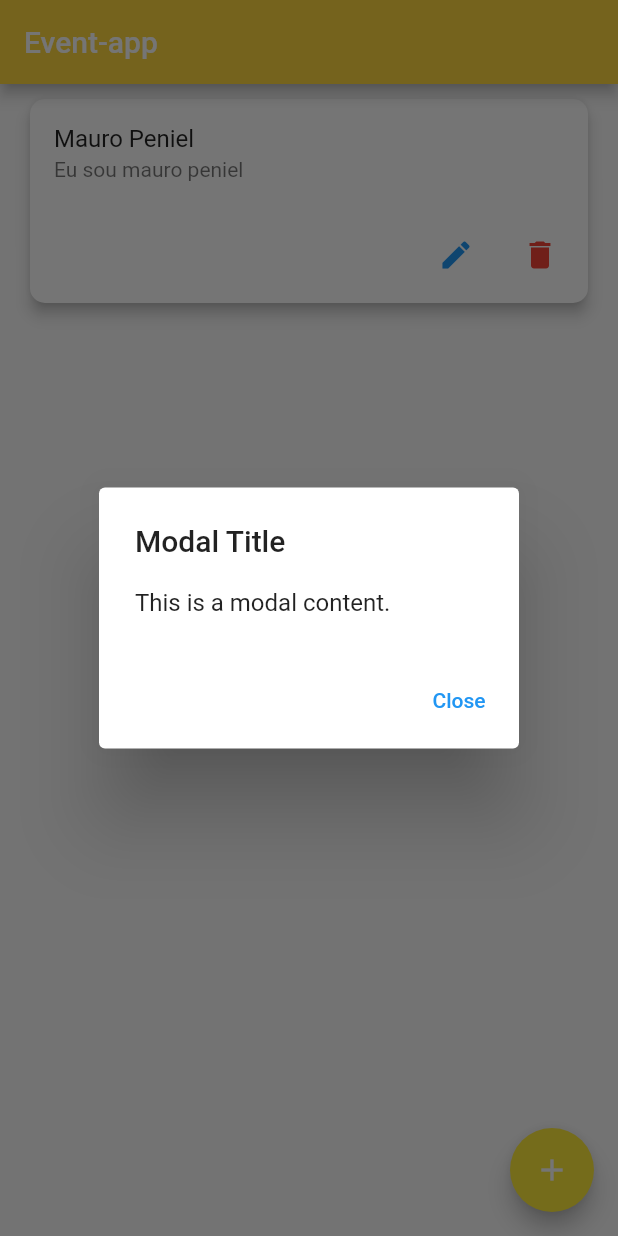
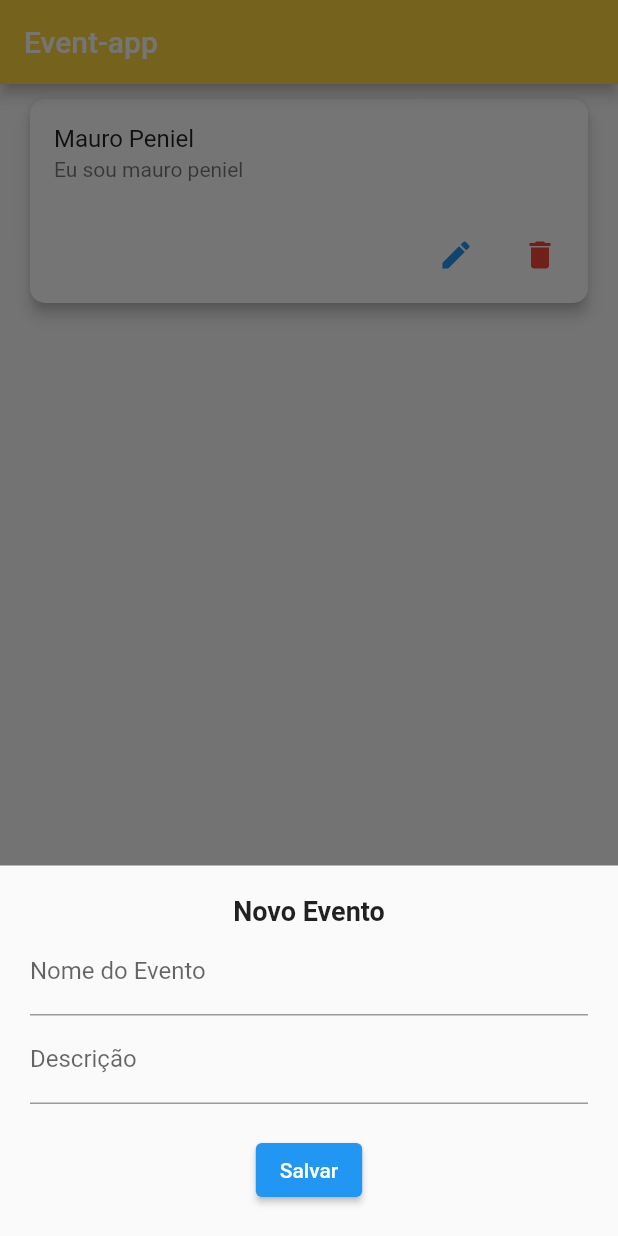
Before and after one commit to restenPiz/Event_app, a Flutter app: the screen it shows after launch, after a tap on the "add" icon, on a phone screen of 412 x 824 dp. Run offline on Flutter 3.47's test engine with Material 2 defaults, Android fonts, the light colour scheme and no system bars.

Commit message:
Add my modal to add the events in application

```diff
--- a/event_app/lib/main.dart
+++ b/event_app/lib/main.dart
@@ -11,21 +11,39 @@ class Counter extends StatefulWidget {
 
 class _CounterState extends State<Counter> {
 
+  //*Inicio do metodo responsavel por printar o modal
   void _openModal(BuildContext context) {
-    showDialog(
+    showModalBottomSheet(
       context: context,
-      builder: (BuildContext context) {
-        return AlertDialog(
-          title: Text('Modal Title'),
-          content: Text('This is a modal content.'),
-          actions: <Widget>[
-            TextButton(
-              onPressed: () {
-                Navigator.of(context).pop();
-              },
-              child: Text('Close'),
-            ),
-          ],
+      builder: (context) {
+        return Container(
+          padding: EdgeInsets.all(20),
+          child: Column(
+            mainAxisSize: MainAxisSize.min,
+            children: [
+              Text(
+                'Novo Evento',
+                style: TextStyle(
+                  fontWeight: FontWeight.bold,
+                  fontSize: 18,
+                ),
+              ),
+              TextFormField(
+                decoration: InputDecoration(labelText: 'Nome do Evento'),
+              ),
+              TextFormField(
+                decoration: InputDecoration(labelText: 'Descrição'),
+              ),
+              SizedBox(height: 20),
+              ElevatedButton(
+                onPressed: () {
+                  // Lógica para salvar o evento
+                  Navigator.pop(context); // Fechar o modal
+                },
+                child: Text('Salvar'),
+              ),
+            ],
+          ),
         );
       },
     );
@@ -102,6 +120,7 @@ class _CounterState extends State<Counter> {
         floatingActionButton: FloatingActionButton(
           onPressed: () {
 
+            //!Inicio do metodo responsavel por abrir o modal
           _openModal(context);
 
           },
```
Also changed, not shown: event_app/lib/screens/index.dart (+7 -88 lines).
